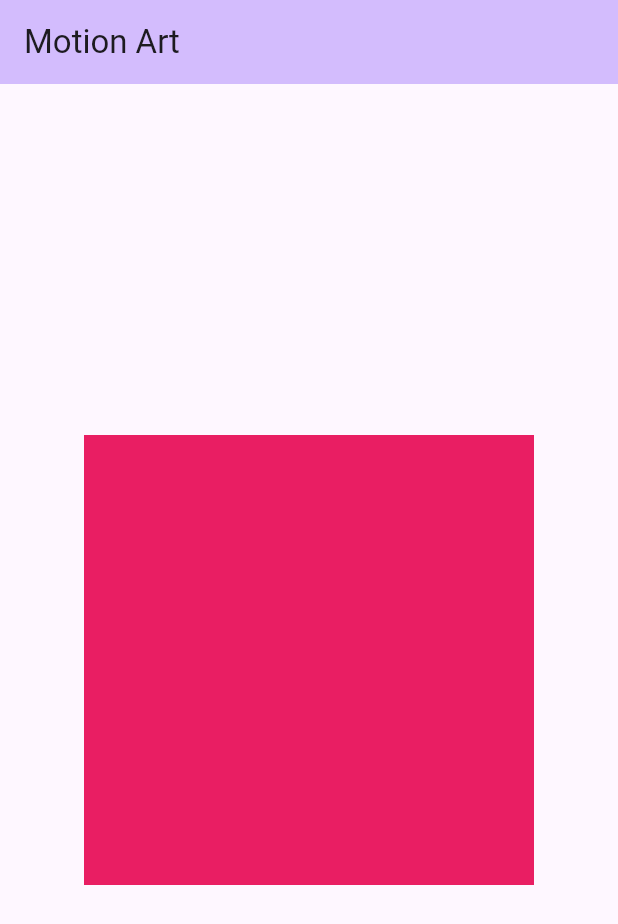
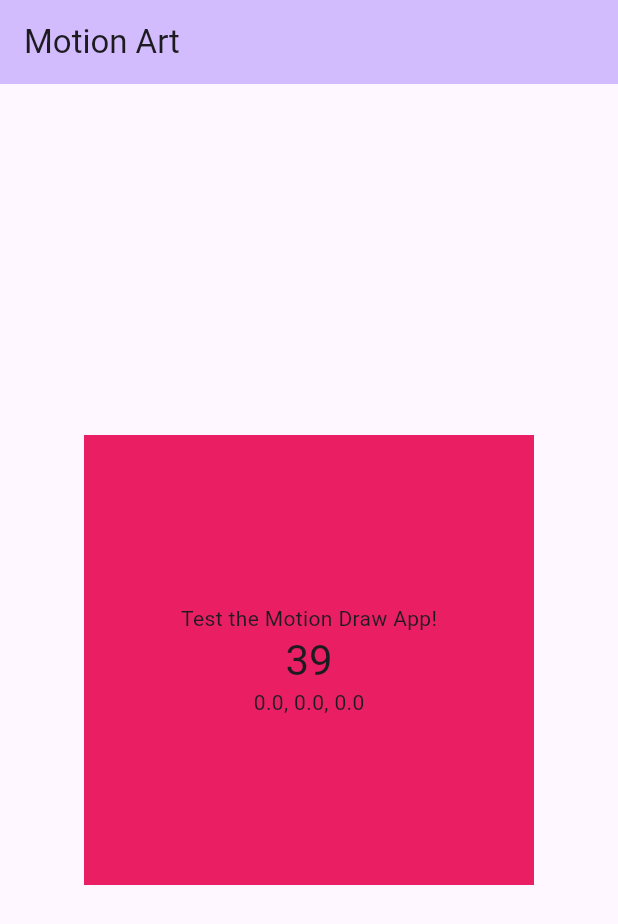
Before and after one commit to TMGBNoodle/MotionArt, a Flutter app: the screen it shows after launch, on a phone screen of 412 x 824 dp. Shown: the top 924 px of the screen. Run offline on Flutter 3.47's test engine with Material 3 defaults, Android fonts, the phone set to English and light mode, and no system bars; our stand-ins replace sensors_plus; missing offline and left inert: flutter_drawing_board.

Commit message:
Now, when you click on the screen, the app catches your coordinates. This will be useful, as we need to get a 2-d point to give to the paint class.

```diff
--- a/motion_art/lib/main.dart
+++ b/motion_art/lib/main.dart
@@ -1,4 +1,5 @@
 import 'dart:async';
+import 'dart:ui';
 
 import 'package:flutter/material.dart';
 import 'package:flutter_drawing_board/flutter_drawing_board.dart';
@@ -27,16 +28,6 @@ class MyApp extends StatelessWidget {
 
 class MyHomePage extends StatefulWidget {
   const MyHomePage({super.key, required this.title});
-
-  // This widget is the home page of your application. It is stateful, meaning
-  // that it has a State object (defined below) that contains fields that affect
-  // how it looks.
-
-  // This class is the configuration for the state. It holds the values (in this
-  // case the title) provided by the parent (in this case the App widget) and
-  // used by the build method of the State. Fields in a Widget subclass are
-  // always marked "final".
-
   final String title;
 
   @override
@@ -49,6 +40,7 @@ class _MyHomePageState extends State<MyHomePage> {
   double posX = 0;
   double posY = 0;
   double posZ = 0;
+  final _offsets = <Offset>[];
 
   void updateVals() {
     setState(() {
@@ -58,10 +50,10 @@ class _MyHomePageState extends State<MyHomePage> {
       // _counter without calling setState(), then the build method would not be
       // called again, and so nothing would appear to happen.
 
-      //_counter++;
-      //posX = sensor.xPos;
-      //posY = sensor.yPos;
-      //posZ = sensor.zPos;
+      _counter++;
+      posX = sensor.xPos;
+      posY = sensor.yPos;
+      posZ = sensor.zPos;
     });
   }
   late Timer _timer;
@@ -74,6 +66,7 @@ class _MyHomePageState extends State<MyHomePage> {
       updateVals();
     });
   }
+
   @override
   Widget build(BuildContext context) {
     return Scaffold(
@@ -84,29 +77,38 @@ class _MyHomePageState extends State<MyHomePage> {
       body: Center(
         child: GestureDetector(
           onPanStart: (details) {
+            print("Global position is: ${details.globalPosition}");
+            _offsets.add(details.globalPosition);
+          }, onPanUpdate: (details) {
 
-          },
+            _offsets.add(details.globalPosition);
+
+        },
+            onPanEnd: (details) {
+            _offsets.add(details.globalPosition);
+            },
           child: CustomPaint(
+            painter: MotionPainter(_offsets),
             child: Container(
               height: 300,
               width: 300,
               color: Colors.pink,
-              // child: Column(
-              //
-              //   mainAxisAlignment: MainAxisAlignment.center,
-              //   children: <Widget>[
-              //     const Text(
-              //       'Test the Motion Draw App!',
-              //     ),
-              //     Text(
-              //       '$_counter',
-              //       style: Theme.of(context).textTheme.headlineMedium,
-              //     ),
-              //     Text(
-              //         "$posX, $posY, $posZ"
-              //     ),
-              //   ],
-              // ),
+              child: Column(
+
+                  mainAxisAlignment: MainAxisAlignment.center,
+                  children: <Widget>[
+                    const Text(
+                      'Test the Motion Draw App!',
+                    ),
+                    Text(
+                      '$_counter',
+                      style: Theme.of(context).textTheme.headlineMedium,
+                    ),
+                    Text(
+                        "$posX, $posY, $posZ"
+                    ),
+                  ],
+               ),
             )
             )
           )
@@ -114,3 +116,23 @@ class _MyHomePageState extends State<MyHomePage> {
       );
   }
 }
+
+class MotionPainter extends CustomPainter {
+  final offsets;
+
+  MotionPainter(this.offsets) : super();
+
+  @override
+  void paint(Canvas canvas, Size size) {
+    final paint = Paint();
+    for (var offset in offsets) {
+      print("Offset: ${offset}");
+      canvas.drawPoints(
+          PointMode.points, [offsets], paint);
+    }
+    // TODO: implement paint
+  }
+
+  @override
+  bool shouldRepaint(covariant CustomPainter oldDelegate) => true;
+}
```
